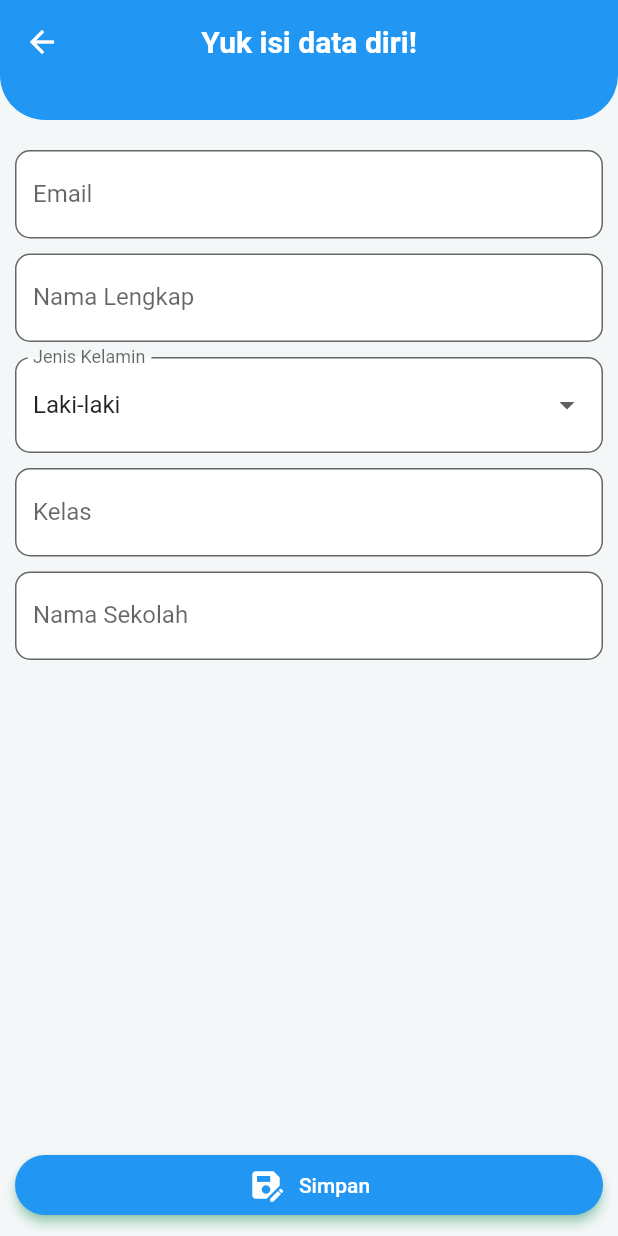
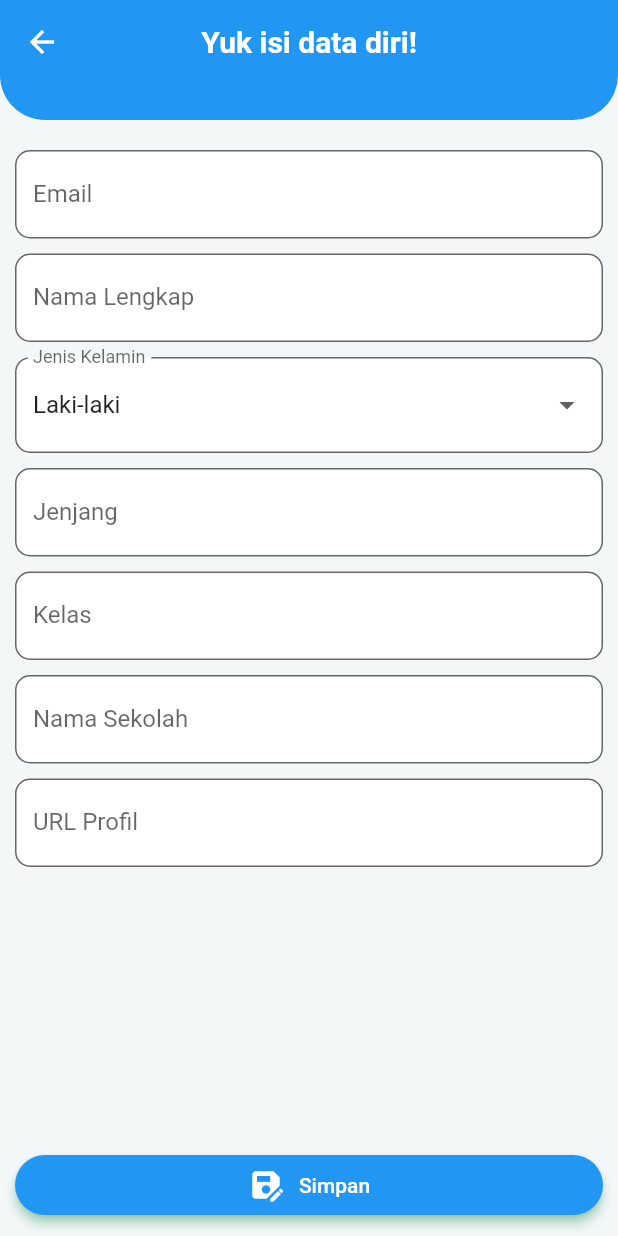
Before and after one commit to dharmabekti/mylesson, a Flutter app: the RegistFormPage screen opened by its route, after a tap on "Simpan", on a phone screen of 412 x 824 dp. Run offline on Flutter 3.47's test engine with Material 2 defaults, Android fonts, the phone set to English and light mode, and no system bars; our stand-ins replace dio, extended_image, firebase_auth, firebase_core, flutter_svg, get and 3 more; missing offline and left inert: dio_logger, flutter_session_manager; accounts and stored records are empty; network calls fail; statements that could not run were skipped; project files that could hold a hidden picture were left out.

Commit message:
register user

```diff
--- a/lib/presentation/auth/login/login_controller.dart
+++ b/lib/presentation/auth/login/login_controller.dart
@@ -29,6 +29,7 @@ class LoginController extends GetxController {
 
   Future<void> signOut() async {
     await firebaseAuthService.signOut();
+    Get.offAllNamed(Routes.login);
   }
 
   Future<void> isUserRegistered() async {
--- a/lib/presentation/auth/regist_form/regist_form_controller.dart
+++ b/lib/presentation/auth/regist_form/regist_form_controller.dart
@@ -1,15 +1,32 @@
 import 'dart:async';
-
 import 'package:firebase_auth/firebase_auth.dart';
 import 'package:get/get.dart';
-
-import '../../../data/model/user_response.dart';
+import 'package:mylesson/data/model/register_user_request.dart';
 import '../../../data/repository/auth_repository.dart';
-import '../../../data/services/firebase_auth_service.dart';
 import '../../../routes/routes.dart';
 
 class RegistFormController extends GetxController {
   final AuthRepository authRepository;
+  bool submitLoading = false;
+  String? email;
 
   RegistFormController({required this.authRepository});
+
+  Future<void> getEmail() async {
+    email = FirebaseAuth.instance.currentUser?.email;
+    update();
+  }
+
+  Future<void> registerUser(UserBody userBody) async {
+    submitLoading = true;
+    update();
+
+    bool submitResult = await authRepository.registerUser(userBody: userBody);
+
+    if (submitResult == true) {
+      Get.offNamed(Routes.dashboard);
+    }
+    submitLoading = false;
+    update();
+  }
 }
--- a/lib/presentation/auth/regist_form/regist_form_page.dart
+++ b/lib/presentation/auth/regist_form/regist_form_page.dart
@@ -1,8 +1,11 @@
 // ignore_for_file: prefer_const_constructors, must_be_immutable, sort_child_properties_last
 
 import 'package:flutter/material.dart';
+import 'package:get/get.dart';
 import 'package:mylesson/core/app_colors.dart';
 import 'package:mylesson/core/validation.dart';
+import 'package:mylesson/data/model/register_user_request.dart';
+import 'package:mylesson/presentation/auth/regist_form/regist_form_controller.dart';
 import 'package:mylesson/presentation/widgets/appbarWidget.dart';
 
 import '../../widgets/form_field.dart';
@@ -11,10 +14,13 @@ class RegistFormPage extends StatelessWidget {
   final _formKey = GlobalKey<FormState>();
   RegistFormPage({Key? key}) : super(key: key);
 
+  TextEditingController namaCtrl = TextEditingController();
   TextEditingController emailCtrl = TextEditingController();
-  TextEditingController namaCtrl = TextEditingController();
   TextEditingController sekolahCtrl = TextEditingController();
-  String jenisKelamin = "";
+  TextEditingController kelasCtrl = TextEditingController();
+  TextEditingController jenjangCtrl = TextEditingController();
+  TextEditingController fotoCtrl = TextEditingController();
+  String jenisKelamin = "Laki-laki";
 
   @override
   Widget build(BuildContext context) {
@@ -25,7 +31,11 @@ class RegistFormPage extends StatelessWidget {
             child: MainAppbar(title: "Yuk isi data diri!")),
         body: Form(
             key: _formKey,
-          child: ListView(
+            child: GetBuilder<RegistFormController>(
+              initState: (_) => Get.find<RegistFormController>().getEmail(),
+              builder: (controller) {
+                emailCtrl.text = controller.email.toString();
+                return ListView(
                   shrinkWrap: true,
                   padding: EdgeInsets.all(10),
                   children: <Widget>[
@@ -44,7 +54,7 @@ class RegistFormPage extends StatelessWidget {
                     Padding(
                         padding: EdgeInsets.only(top: 10.0),
                         child: DropdownButtonFormField(
-                    value: "Laki-laki",
+                          value: jenisKelamin,
                           // ignore: prefer_const_literals_to_create_immutables
                           items: [
                             DropdownMenuItem(
@@ -55,20 +65,26 @@ class RegistFormPage extends StatelessWidget {
                             )
                           ],
                           onChanged: (value) {
-                      print("You selected $value");
+                            jenisKelamin = value.toString();
                           },
                           decoration: InputDecoration(
                               filled: true,
                               fillColor: AppColors.white,
                               labelText: "Jenis Kelamin",
-                        hintStyle:
-                            TextStyle(color: Colors.grey.withOpacity(0.3)),
+                              hintStyle: TextStyle(
+                                  color: Colors.grey.withOpacity(0.3)),
                               border: OutlineInputBorder(
                                   borderRadius: BorderRadius.circular(10.0))),
                         )),
                     FormTextFieldWidget(
+                      title: "Jenjang",
+                      controller: jenjangCtrl,
+                      hintText: "Masukkan Jenang Pendidikan",
+                      validation: 'required',
+                    ),
+                    FormTextFieldWidget(
                       title: "Kelas",
-                controller: sekolahCtrl,
+                      controller: kelasCtrl,
                       hintText: "Masukkan Kelas",
                       validation: 'required',
                     ),
@@ -77,10 +93,16 @@ class RegistFormPage extends StatelessWidget {
                       controller: sekolahCtrl,
                       hintText: "Masukkan Nama Sekolah",
                       validation: 'required',
+                    ),
+                    FormTextFieldWidget(
+                      title: "URL Profil",
+                      controller: fotoCtrl,
+                      hintText: "Masukkan Url Foto Profil",
                     )
                   ],
-          ),
-        ),
+                );
+              },
+            )),
         bottomNavigationBar: Padding(
             padding: EdgeInsets.all(10.0),
             child: ElevatedButton(
@@ -89,9 +111,18 @@ class RegistFormPage extends StatelessWidget {
                 elevation: 3,
                 shape: RoundedRectangleBorder(
                     borderRadius: BorderRadius.circular(32.0)),
-                minimumSize: Size(100, 40), //////// HERE
+                minimumSize: Size(100, 40),
               ),
-              onPressed: () {},
+              onPressed: () {
+                Get.find<RegistFormController>().registerUser(UserBody(
+                    fullName: namaCtrl.text,
+                    email: emailCtrl.text,
+                    schoolName: sekolahCtrl.text,
+                    schoolLevel: jenjangCtrl.text,
+                    schoolGrade: kelasCtrl.text,
+                    photoUrl: fotoCtrl.text,
+                    gender: jenisKelamin.toString()));
+              },
               child: Row(
                 mainAxisAlignment: MainAxisAlignment.center,
                 // ignore: prefer_const_literals_to_create_immutables
--- a/lib/presentation/dashboard/dashboard_binding.dart
+++ b/lib/presentation/dashboard/dashboard_binding.dart
@@ -2,6 +2,7 @@ import 'package:mylesson/data/repository/auth_repository.dart';
 import 'package:mylesson/data/repository/banner_repository.dart';
 import 'package:mylesson/data/repository/chat_repository.dart';
 import 'package:mylesson/data/repository/chat_repository_impl.dart';
+import 'package:mylesson/presentation/auth/login/login_controller.dart';
 import 'package:mylesson/presentation/dashboard/dashboard_controller.dart';
 import 'package:get/get.dart';
 import 'package:mylesson/presentation/dashboard/diskusi/discussion_controller.dart';
@@ -35,5 +36,8 @@ class DashboardBinding implements Bindings {
         authRepository: Get.find<AuthRepository>()));
     Get.lazyPut(
         () => DiscussionController(chatRepository: Get.find<ChatRepository>()));
+    Get.lazyPut(() => LoginController(
+        firebaseAuthService: Get.find<FirebaseAuthService>(),
+        authRepository: Get.find<AuthRepository>()));
   }
 }
--- a/lib/presentation/dashboard/profile/edit_profile_page.dart
+++ b/lib/presentation/dashboard/profile/edit_profile_page.dart
@@ -50,7 +50,7 @@ class EditProfilePage<C extends ProfileController> extends GetView<C> {
                 minimumSize: Size(100, 40),
               ),
               onPressed: () {
-                Get.find<ProfileController>().submitAnswers(UserBody(
+                Get.find<ProfileController>().updateProfil(UserBody(
                     fullName: namaCtrl.text,
                     email: emailCtrl.text,
                     schoolName: sekolahCtrl.text,
--- a/lib/presentation/dashboard/profile/profile_controller.dart
+++ b/lib/presentation/dashboard/profile/profile_controller.dart
@@ -28,7 +28,7 @@ class ProfileController extends GetxController {
     }
   }
 
-  Future<void> submitAnswers(UserBody userBody) async {
+  Future<void> updateProfil(UserBody userBody) async {
     String? email = firebaseAuthService.getCurrentSignedInUserEmail();
     if (email != null) {
       submitLoading = true;
--- a/lib/presentation/dashboard/profile/profile_page.dart
+++ b/lib/presentation/dashboard/profile/profile_page.dart
@@ -5,6 +5,7 @@ import 'package:flutter/material.dart';
 import 'package:get/get.dart';
 import 'package:mylesson/core/app_colors.dart';
 import 'package:mylesson/data/model/user_response.dart';
+import 'package:mylesson/presentation/auth/login/login_controller.dart';
 import 'package:mylesson/presentation/dashboard/profile/profile_controller.dart';
 import 'package:mylesson/routes/routes.dart';
 
@@ -248,5 +249,5 @@ class ProfilePage extends StatelessWidget {
     );
   }
 
-  void onLogoutPressed() => debugPrint('onLogoutPressed');
+  void onLogoutPressed() => Get.find<LoginController>().signOut();
 }
```
Also changed, not shown: lib/data/repository/auth_repository.dart (+0 -13 lines). Lines whose indentation alone changed are shown as unchanged.
